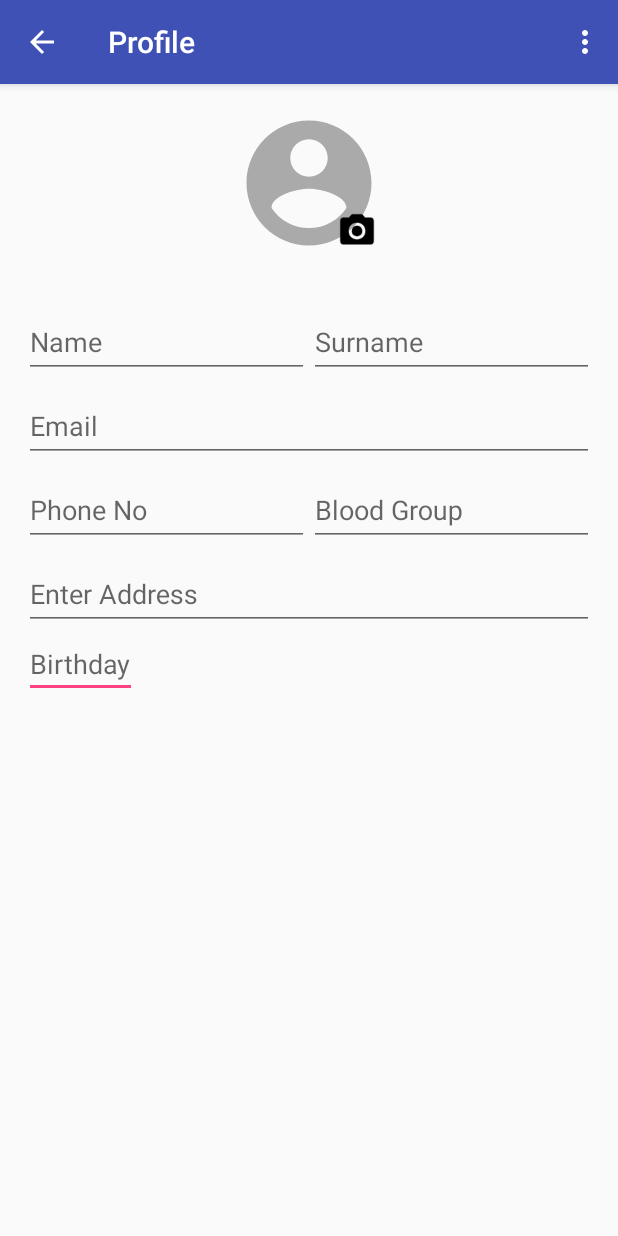
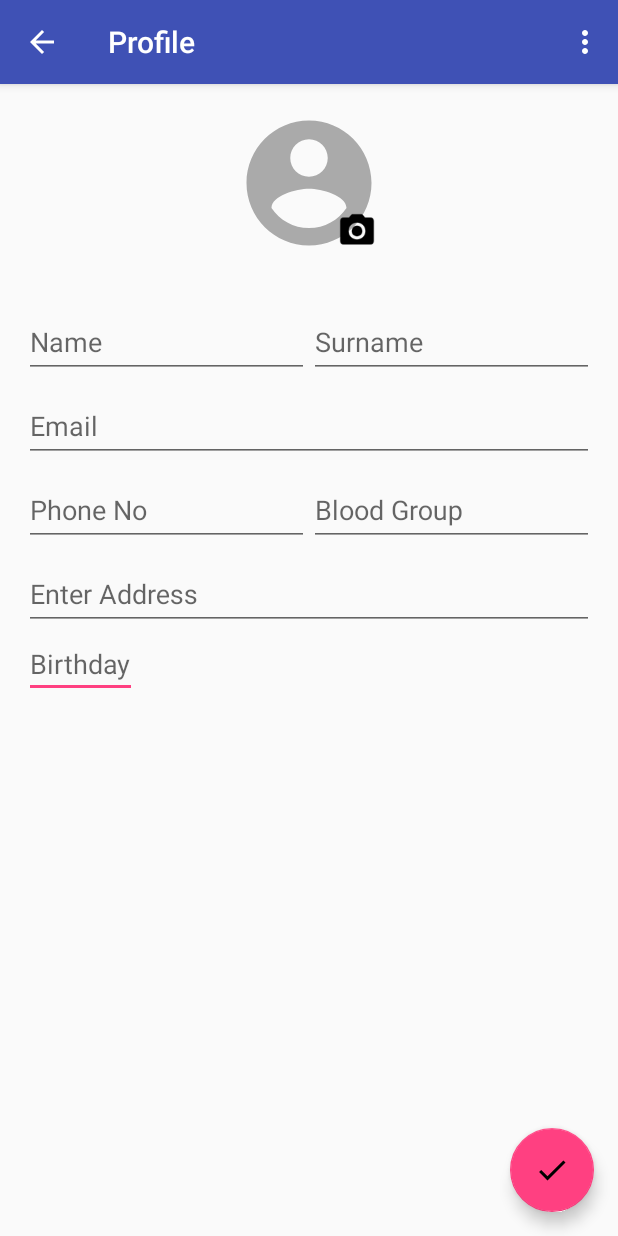
Before and after one commit to TheDorkKnightRises/BloodRelations, an Android app: the ProfileActivity screen opened directly, with no data from a screen before it, on a phone screen of 412 x 824 dp. Run offline under Robolectric (Android 15) with nearby library versions, the phone set to English and light mode, and no system bars; our stand-ins replace CircleImageView, Firebase (no records; nobody signed in at launch, a user with empty details on screens opened directly), Picasso; pictures from the network do not load.

Commit message:
Pushing profile data and picture done

```diff
--- a/app/build.gradle
+++ b/app/build.gradle
@@ -37,6 +37,7 @@ dependencies {
     compile 'com.google.firebase:firebase-database:10.2.1'
     compile 'com.google.firebase:firebase-crash:10.2.1'
     compile 'com.google.firebase:firebase-auth:10.2.1'
+    compile 'com.google.firebase:firebase-storage:10.2.1'
     compile 'com.google.android.gms:play-services-auth:10.2.1'
     compile 'com.google.android.gms:play-services-maps:10.2.1'
     compile 'com.google.android.gms:play-services-places:10.2.1'
--- a/app/src/main/java/smartindia/santas/bloodrelations/activities/ProfileActivity.java
+++ b/app/src/main/java/smartindia/santas/bloodrelations/activities/ProfileActivity.java
@@ -3,6 +3,9 @@ package smartindia.santas.bloodrelations.activities;
 import android.app.DatePickerDialog;
 import android.content.Intent;
 import android.net.Uri;
+import android.support.design.widget.FloatingActionButton;
+import android.support.design.widget.TextInputEditText;
+import android.support.design.widget.TextInputLayout;
 import android.support.v7.app.AppCompatActivity;
 import android.os.Bundle;
 import android.text.InputType;
@@ -14,6 +17,14 @@ import android.widget.EditText;
 import android.widget.ImageView;
 import android.widget.TextView;
 
+import com.google.android.gms.tasks.OnSuccessListener;
+import com.google.firebase.auth.FirebaseAuth;
+import com.google.firebase.auth.FirebaseUser;
+import com.google.firebase.database.DatabaseReference;
+import com.google.firebase.database.FirebaseDatabase;
+import com.google.firebase.storage.FirebaseStorage;
+import com.google.firebase.storage.StorageReference;
+import com.google.firebase.storage.UploadTask;
 import com.squareup.picasso.Picasso;
 
 import java.text.SimpleDateFormat;
@@ -27,7 +38,24 @@ public class ProfileActivity extends AppCompatActivity {
     private static final int RC_PHOTO_PICKER = 1;
 
     private de.hdodenhof.circleimageview.CircleImageView profilePicture;
+    private FloatingActionButton profileEditDone;
+
+    private TextInputLayout profileName;
+    private TextInputLayout profileSurname;
+    private TextInputLayout profileEmail;
+    private TextInputLayout profilePhone;
+    private TextInputLayout profileBloodGroup;
+    private TextInputLayout profileAddress;
     private EditText birthDateEditText;
+
+    private FirebaseDatabase firebaseDatabase;
+    private FirebaseAuth firebaseAuth;
+    private FirebaseStorage firebaseStorage;
+    private DatabaseReference databaseReference;
+    private StorageReference storageReference;
+    private FirebaseUser user;
+
+    private Uri imageUrl;
 
     @Override
     protected void onCreate(Bundle savedInstanceState) {
@@ -36,6 +64,13 @@ public class ProfileActivity extends AppCompatActivity {
 
         profilePicture=(de.hdodenhof.circleimageview.CircleImageView)findViewById(R.id.profile_image);
         birthDateEditText=(EditText) findViewById(R.id.birthday_edittext);
+        profileEditDone=(FloatingActionButton)findViewById(R.id.profile_edit_done_fab);
+        profileName = (TextInputLayout)findViewById(R.id.profile_name);
+        profileSurname = (TextInputLayout)findViewById(R.id.profile_surname);
+        profileEmail = (TextInputLayout)findViewById(R.id.profile_email);
+        profilePhone = (TextInputLayout)findViewById(R.id.profile_phone);
+        profileBloodGroup = (TextInputLayout)findViewById(R.id.profile_blood_group);
+        profileAddress = (TextInputLayout)findViewById(R.id.profile_address);
 
         final Calendar myCalendar = Calendar.getInstance();
 
@@ -65,6 +100,36 @@ public class ProfileActivity extends AppCompatActivity {
         });
         birthDateEditText.setInputType(InputType.TYPE_NULL);
         birthDateEditText.requestFocus();
+
+        firebaseDatabase = FirebaseDatabase.getInstance();
+        firebaseStorage = FirebaseStorage.getInstance();
+        firebaseAuth = FirebaseAuth.getInstance();
+        user = firebaseAuth.getCurrentUser();
+        storageReference = firebaseStorage.getReference().child("userPhotos");
+
+        profileEditDone.setOnClickListener(new View.OnClickListener() {
+            @Override
+            public void onClick(View view) {
+
+                databaseReference = firebaseDatabase.getReference().child("users").child(user.getUid()).child("details").child("firstname");
+                databaseReference.setValue(profileName.getEditText().getText().toString());
+                databaseReference = firebaseDatabase.getReference().child("users").child(user.getUid()).child("details").child("surname");
+                databaseReference.setValue(profileSurname.getEditText().getText().toString());
+                databaseReference = firebaseDatabase.getReference().child("users").child(user.getUid()).child("details").child("email");
+                databaseReference.setValue(profileEmail.getEditText().getText().toString());
+                databaseReference = firebaseDatabase.getReference().child("users").child(user.getUid()).child("details").child("phone");
+                databaseReference.setValue(profilePhone.getEditText().getText().toString());
+                databaseReference = firebaseDatabase.getReference().child("users").child(user.getUid()).child("details").child("bloodgroup");
+                databaseReference.setValue(profileBloodGroup.getEditText().getText().toString());
+                databaseReference = firebaseDatabase.getReference().child("users").child(user.getUid()).child("details").child("address");
+                databaseReference.setValue(profileAddress.getEditText().getText().toString());
+                databaseReference = firebaseDatabase.getReference().child("users").child(user.getUid()).child("details").child("birthdate");
+                databaseReference.setValue(birthDateEditText.getText().toString());
+                databaseReference = firebaseDatabase.getReference().child("users").child(user.getUid()).child("details").child("imageURL");
+                databaseReference.setValue(imageUrl.toString());
+
+            }
+        });
     }
 
     @Override
@@ -111,8 +176,19 @@ public class ProfileActivity extends AppCompatActivity {
         super.onActivityResult(requestCode, resultCode, data);
         if(requestCode == RC_PHOTO_PICKER){
             if(resultCode == RESULT_OK){
-                Uri selectedImageUri = data.getData();
-                Picasso.with(ProfileActivity.this).load(selectedImageUri).into(profilePicture);
+                final Uri selectedImageUri = data.getData();
+                StorageReference photoRef = storageReference.child(selectedImageUri.getLastPathSegment());
+
+                photoRef.putFile(selectedImageUri)
+                        .addOnSuccessListener(this, new OnSuccessListener<UploadTask.TaskSnapshot>() {
+                            public void onSuccess(UploadTask.TaskSnapshot taskSnapshot) {
+                                // When the image has successfully uploaded, we get its download URL
+                                imageUrl = taskSnapshot.getDownloadUrl();
+                                // Set the download URL to the message box, so that the user can send it to the database
+                                //Bitmap bitmap = MediaStore.Images.Media.getBitmap(this,imageUrl);
+                                Picasso.with(ProfileActivity.this).load(selectedImageUri).into(profilePicture);
+                            }
+                        });
             }
         }
 
--- a/app/src/main/res/layout/activity_profile.xml
+++ b/app/src/main/res/layout/activity_profile.xml
@@ -1,10 +1,16 @@
 <?xml version="1.0" encoding="utf-8"?>
-<LinearLayout xmlns:android="http://schemas.android.com/apk/res/android"
+<android.support.design.widget.CoordinatorLayout
+    xmlns:android="http://schemas.android.com/apk/res/android"
     xmlns:app="http://schemas.android.com/apk/res-auto"
     xmlns:tools="http://schemas.android.com/tools"
+    tools:context="smartindia.santas.bloodrelations.activities.ProfileActivity"
+    android:layout_width="match_parent"
+    android:layout_height="match_parent">
+
+    <LinearLayout
+
         android:layout_width="match_parent"
         android:layout_height="match_parent"
-    tools:context="smartindia.santas.bloodrelations.activities.ProfileActivity"
         android:orientation="vertical"
         android:padding="16dp">
 
@@ -38,12 +44,12 @@
                 android:layout_width="0dp"
                 android:layout_weight="1"
                 android:layout_height="wrap_content"
-            android:layout_gravity="center">
+                android:layout_gravity="center"
+                android:id="@+id/profile_name">
 
                 <android.support.design.widget.TextInputEditText
                     android:layout_width="match_parent"
                     android:layout_height="wrap_content"
-                android:id="@+id/name"
                     android:hint="Name"/>
 
             </android.support.design.widget.TextInputLayout>
@@ -51,12 +57,12 @@
                 android:layout_width="0dp"
                 android:layout_weight="1"
                 android:layout_height="wrap_content"
-            android:layout_gravity="center">
+                android:layout_gravity="center"
+                android:id="@+id/profile_surname">
 
                 <android.support.design.widget.TextInputEditText
                     android:layout_width="match_parent"
                     android:layout_height="wrap_content"
-                android:id="@+id/surname"
                     android:hint="Surname"/>
 
             </android.support.design.widget.TextInputLayout>
@@ -64,12 +70,12 @@
         <android.support.design.widget.TextInputLayout
             android:layout_width="match_parent"
             android:layout_height="wrap_content"
-        android:layout_gravity="center">
+            android:layout_gravity="center"
+            android:id="@+id/profile_email">
 
             <android.support.design.widget.TextInputEditText
                 android:layout_width="match_parent"
                 android:layout_height="wrap_content"
-            android:id="@+id/emailid"
                 android:hint="Email"
                 android:inputType="textEmailAddress"/>
 
@@ -82,12 +88,12 @@
                 android:layout_width="0dp"
                 android:layout_weight="1"
                 android:layout_height="wrap_content"
-            android:layout_gravity="center">
+                android:layout_gravity="center"
+                android:id="@+id/profile_phone">
 
                 <android.support.design.widget.TextInputEditText
                     android:layout_width="match_parent"
                     android:layout_height="wrap_content"
-                android:id="@+id/phoneno"
                     android:hint="Phone No"
                     android:inputType="number"/>
 
@@ -96,12 +102,12 @@
                 android:layout_width="0dp"
                 android:layout_weight="1"
                 android:layout_height="wrap_content"
-            android:layout_gravity="center">
+                android:layout_gravity="center"
+                android:id="@+id/profile_blood_group">
 
                 <android.support.design.widget.TextInputEditText
                     android:layout_width="match_parent"
                     android:layout_height="wrap_content"
-                android:id="@+id/bloodgrp"
                     android:hint="Blood Group"/>
 
             </android.support.design.widget.TextInputLayout>
@@ -110,12 +116,12 @@
         <android.support.design.widget.TextInputLayout
             android:layout_width="match_parent"
             android:layout_height="wrap_content"
-        android:layout_gravity="center">
+            android:layout_gravity="center"
+            android:id="@+id/profile_address">
 
             <android.support.design.widget.TextInputEditText
                 android:layout_width="match_parent"
                 android:layout_height="wrap_content"
-            android:id="@+id/address"
                 android:hint="Enter Address"/>
 
         </android.support.design.widget.TextInputLayout>
@@ -126,3 +132,13 @@
             android:hint="Birthday"
             android:id="@+id/birthday_edittext" />
     </LinearLayout>
+
+    <android.support.design.widget.FloatingActionButton
+        android:id="@+id/profile_edit_done_fab"
+        android:layout_width="wrap_content"
+        android:layout_height="wrap_content"
+        android:layout_gravity="bottom|end"
+        android:layout_margin="16dp"
+        android:src="@drawable/svg_ic_done_black_24px" />
+
+</android.support.design.widget.CoordinatorLayout>
```
Lines whose indentation alone changed are shown as unchanged.
